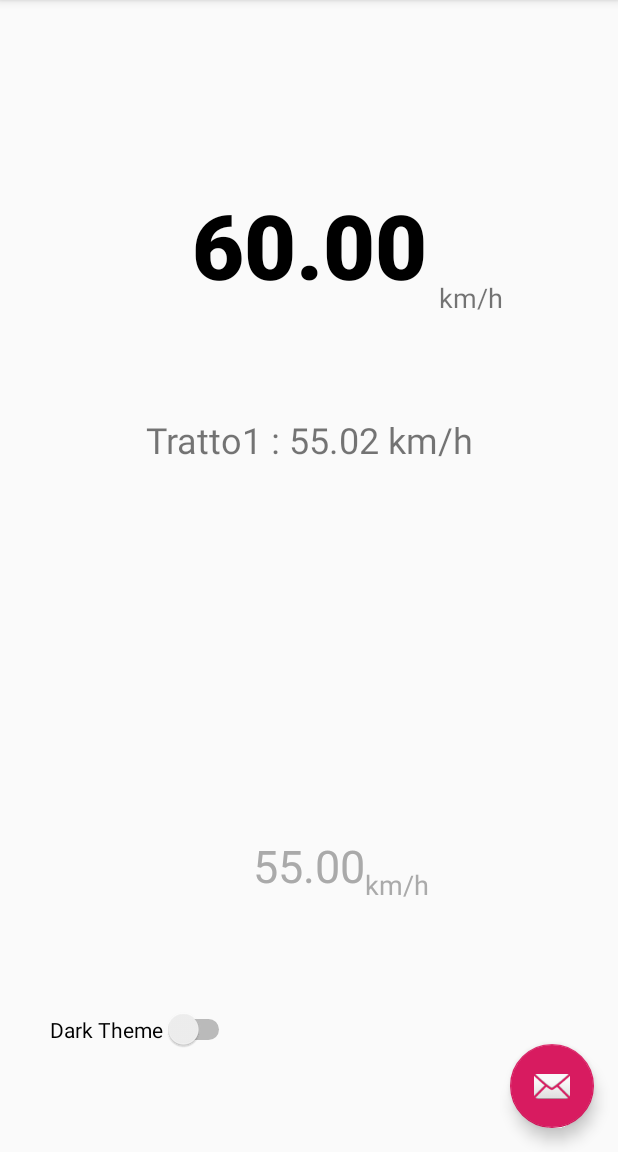
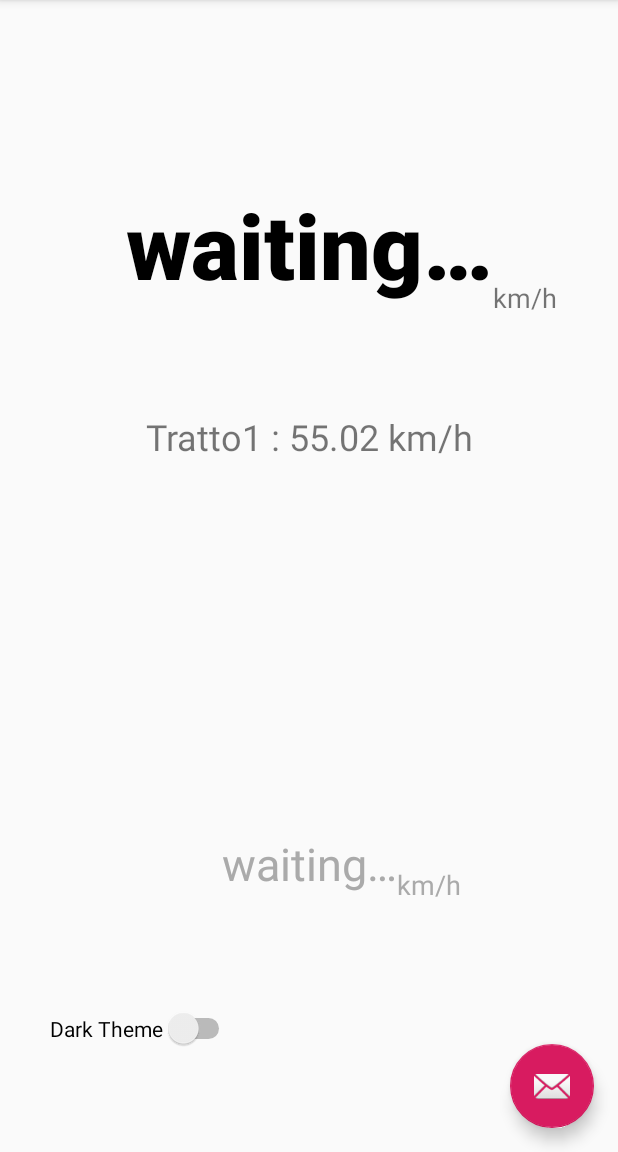
Before and after one commit to Dadda97/VelOk, an Android app: the screen it shows after launch (MainActivity), on a phone screen of 412 x 824 dp, the part 84-1236 px from its top. Run offline under Robolectric (Android 15) with nearby library versions, the phone set to English and light mode, and no system bars.

Commit message:
Default text moved in xml file

```diff
--- a/app/src/main/res/layout/content_main.xml
+++ b/app/src/main/res/layout/content_main.xml
@@ -24,12 +24,12 @@
 
     <TextView
         android:id="@+id/avgSpeedView"
-        android:layout_width="173dp"
-        android:layout_height="82dp"
+        android:layout_width="wrap_content"
+        android:layout_height="78dp"
         android:fontFamily="sans-serif-medium"
         android:foregroundGravity="center"
         android:gravity="center"
-        android:text="@string/defaultAvgSpeed"
+        android:text="@string/waiting_str"
         android:textColor="@android:color/black"
         android:textSize="60sp"
         android:textStyle="bold"
@@ -43,7 +43,7 @@
         android:id="@+id/instantSpeedView"
         android:layout_width="wrap_content"
         android:layout_height="wrap_content"
-        android:text="@string/defaultInstantSpeed"
+        android:text="@string/waiting_str"
         android:textColor="@android:color/darker_gray"
         android:textSize="30sp"
         app:layout_constraintBottom_toBottomOf="parent"
```
